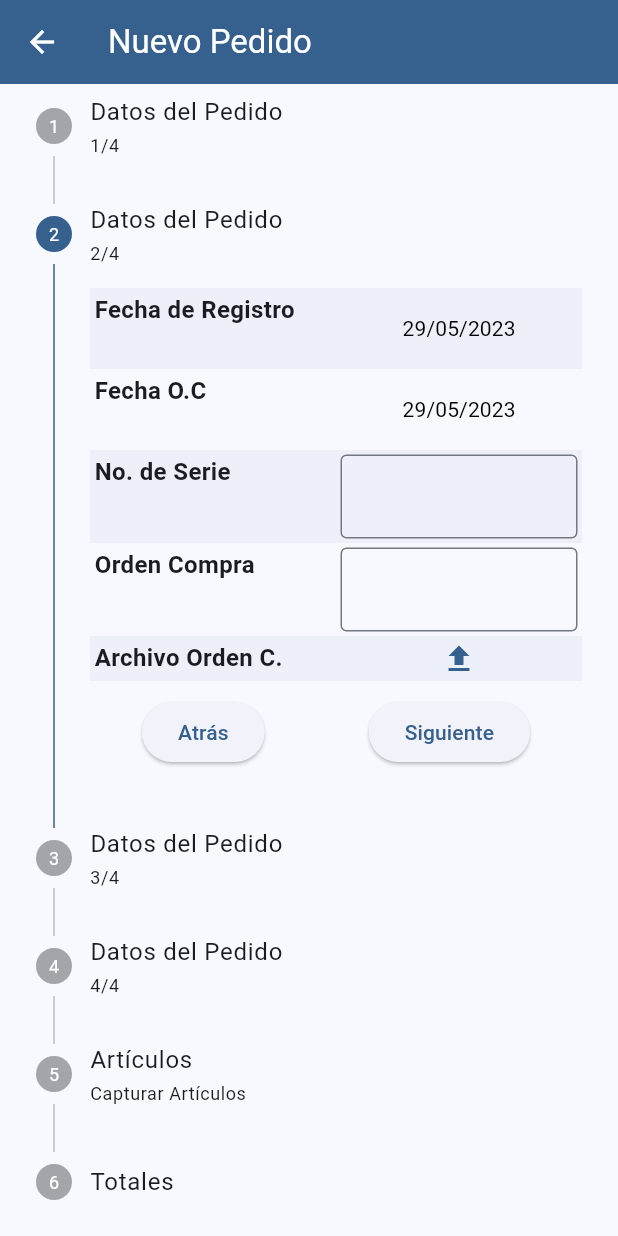
After one commit to andrikesquer/modulo_pedidos, a Flutter app: the NuevoPedidoScreen screen opened by its route, scrolled down 147 dp, after a tap on "Siguiente", on a phone screen of 412 x 824 dp. The commit adds this screen. Run offline on Flutter 3.47's test engine with Material 3 defaults, Android fonts, the phone set to English and light mode, and no system bars; our stand-ins replace flutter_riverpod, flutter_secure_storage, go_router, objectbox, riverpod_annotation; accounts and stored records are empty; generated files the repository leaves out were written again; network calls fail.

Commit message:
feat: Se agrega un menú progresivo para realizar nuevos pedidos.

```diff
--- a/lib/main.dart
+++ b/lib/main.dart
@@ -1,4 +1,4 @@
-import 'package:flutter/material.dart';
+ import 'package:flutter/material.dart';
 import 'package:flutter_riverpod/flutter_riverpod.dart';
 import 'package:requisiciones/data/data_sources/objectbox_database.dart';
 import 'package:requisiciones/routes/routes.dart';
--- a/lib/presentation/screens/operativo/requisiciones/requisiciones_screen.dart
+++ b/lib/presentation/screens/operativo/requisiciones/requisiciones_screen.dart
@@ -33,6 +33,7 @@ class RequisicionesScreen extends StatelessWidget {
         ],
       ),
       floatingActionButton: FloatingActionButton(
+        heroTag: 'btn1',
         tooltip: 'Buscar',
         onPressed: () {},
         child: Icon(Icons.search),
--- a/lib/presentation/screens/operativo/requisiciones/widgets/articulos_expansion_panel_list.dart
+++ b/lib/presentation/screens/operativo/requisiciones/widgets/articulos_expansion_panel_list.dart
@@ -20,7 +20,15 @@ class _ArticulosExpansionPanelListState
     factor: 0,
   );
 
-  late final List<Articulo> arts = [articulo];
+  final Articulo articulo2 = Articulo(
+    codigo: 6665,
+    nombre: 'TUBO CU FLEX 7/8 P/REFRIGERACIÓN 312892',
+    marca: 'BOHN',
+    numeroParte: '74198B',
+    factor: 0,
+  );
+
+  late final List<Articulo> arts = [articulo, articulo2];
 
   late final List<Item> items = generateNewItems(arts);
 
@@ -48,15 +56,14 @@ class _ArticulosExpansionPanelListState
                 return Padding(
                   padding: const EdgeInsets.all(10),
                   child: Column(
-                    mainAxisAlignment: MainAxisAlignment.center,
+                    crossAxisAlignment: CrossAxisAlignment.start,
                     spacing: isExpanded ? 10 : 0,
                     children: [
-                      Row(
-                        crossAxisAlignment: CrossAxisAlignment.center,
-                        mainAxisAlignment: MainAxisAlignment.start,
+                      Column(
+                        crossAxisAlignment: CrossAxisAlignment.start,
                         children: [
                           Text(
-                            '${item.art.codigo}. ',
+                            'Código Artículo: ${item.art.codigo}',
                             style: TextStyle(fontWeight: FontWeight.bold),
                           ),
                           Text(item.art.nombre),
--- a/lib/presentation/screens/operativo/requisiciones/widgets/cantidad_pendiente_row.dart
+++ b/lib/presentation/screens/operativo/requisiciones/widgets/cantidad_pendiente_row.dart
@@ -30,7 +30,7 @@ class CantidadPendienteRow extends StatelessWidget {
                   'Cantidad: ',
                   style: TextStyle(fontWeight: FontWeight.bold),
                 ),
-                Text('2.0'),
+                Text('1.0'),
               ],
             ),
           ),
--- /dev/null
+++ b/lib/presentation/screens/punto_venta/pedidos/nuevo_pedido/nuevo_pedido_screen.dart
@@ -0,0 +1,367 @@
+import 'package:flutter/material.dart';
+import 'package:requisiciones/presentation/screens/operativo/requisiciones/widgets/requisiciones_widgets.dart';
+import 'package:requisiciones/presentation/screens/punto_venta/pedidos/nuevo_pedido/widgets/confirmation_widget.dart';
+import 'package:requisiciones/presentation/widgets/custom_check_box.dart';
+import 'package:requisiciones/presentation/widgets/menu_almacenes_periodo/widgets/menu_almacenes.dart';
+export 'package:requisiciones/presentation/screens/punto_venta/pedidos/nuevo_pedido/widgets/nuevo_pedido_widgets.dart';
+
+class NuevoPedidoScreen extends StatefulWidget {
+  const NuevoPedidoScreen({super.key});
+
+  @override
+  State<NuevoPedidoScreen> createState() => _NuevoPedidoScreenState();
+}
+
+class _NuevoPedidoScreenState extends State<NuevoPedidoScreen> {
+  int _currentStep = 0;
+
+  TextField customTextField() {
+    return TextField(decoration: InputDecoration(border: OutlineInputBorder()));
+  }
+
+  final String alm = 'REFRI-GOMEZ';
+
+  void mostrarMenu(Widget menu) {
+    showModalBottomSheet(
+      useSafeArea: true,
+      showDragHandle: true,
+      context: context,
+      builder: (BuildContext context) {
+        return menu;
+      },
+    );
+  }
+
+  void modalButtonSheetFullScreen(Widget menu) {
+    showModalBottomSheet(
+      useSafeArea: true,
+      showDragHandle: true,
+      isScrollControlled: true,
+      context: context,
+      builder: (BuildContext context) {
+        return menu;
+      },
+    );
+  }
+
+  TableRow tableRow(
+    ColorScheme theme,
+    String left,
+    Widget right,
+    bool colored,
+  ) {
+    return TableRow(
+      decoration: BoxDecoration(
+        color: colored ? theme.primary.withAlpha(15) : Colors.transparent,
+      ),
+      children: [
+        TableCell(
+          child: Padding(
+            padding: const EdgeInsets.all(3),
+            child: Text(
+              left,
+              style: TextStyle(fontSize: 16, fontWeight: FontWeight.w600),
+            ),
+          ),
+        ),
+        TableCell(
+          child: Padding(padding: const EdgeInsets.all(3), child: right),
+        ),
+      ],
+    );
+  }
+
+  final String fechaInicial = '29/05/2023';
+
+  @override
+  Widget build(BuildContext context) {
+    final ColorScheme theme = Theme.of(context).colorScheme;
+
+    return Scaffold(
+      appBar: AppBar(
+        backgroundColor: theme.primary,
+        iconTheme: IconThemeData(color: theme.onPrimary),
+        title: Text('Nuevo Pedido', style: TextStyle(color: theme.onPrimary)),
+      ),
+      body: Stepper(
+        controlsBuilder: (BuildContext context, ControlsDetails details) {
+          return Padding(
+            padding: const EdgeInsets.only(top: 10),
+            child:
+                _currentStep == 0
+                    ? ElevatedButton(
+                      onPressed: details.onStepContinue,
+                      child: const Text('Siguiente'),
+                    )
+                    : Row(
+                      mainAxisAlignment: MainAxisAlignment.spaceAround,
+                      children: <Widget>[
+                        ElevatedButton(
+                          onPressed: details.onStepCancel,
+                          child: const Text('Atrás'),
+                        ),
+                        ElevatedButton(
+                          onPressed: details.onStepContinue,
+                          child: Text(
+                            _currentStep == 5 ? 'Finalizar' : 'Siguiente',
+                          ),
+                        ),
+                      ],
+                    ),
+          );
+        },
+        type: StepperType.vertical,
+        steps: [
+          // Datos del Pedido 1/4
+          Step(
+            isActive: _currentStep == 0,
+            title: Text('Datos del Pedido'),
+            subtitle: Text('1/4'),
+            content: Table(
+              children: <TableRow>[
+                tableRow(
+                  theme,
+                  'Almacén',
+                  TextButton(
+                    style: TextButton.styleFrom(
+                      minimumSize: Size.zero,
+                      padding: EdgeInsets.zero,
+                      tapTargetSize: MaterialTapTargetSize.shrinkWrap,
+                      alignment: Alignment.centerLeft,
+                    ),
+                    child: Text(
+                      alm,
+                      style: TextStyle(
+                        fontSize: 14,
+                        color: Colors.black,
+                        fontWeight: FontWeight.normal,
+                      ),
+                    ),
+                    onPressed: () {
+                      mostrarMenu(MenuAlmacenes(theme: theme));
+                    },
+                  ),
+                  true,
+                ),
+                tableRow(theme, 'Cliente', customTextField(), false),
+                tableRow(theme, 'Vendedor', customTextField(), true),
+                tableRow(theme, 'Sucursal', customTextField(), false),
+                tableRow(theme, 'Atención a', customTextField(), true),
+                tableRow(theme, 'Dirección', customTextField(), false),
+                tableRow(theme, 'Lista de Precios', customTextField(), true),
+              ],
+            ),
+          ),
+          // Datos del Pedido 2/4
+          Step(
+            isActive: _currentStep == 1,
+            title: Text('Datos del Pedido'),
+            subtitle: Text('2/4'),
+            content: Table(
+              children: <TableRow>[
+                tableRow(
+                  theme,
+                  'Fecha de Registro',
+                  TextButton(
+                    child: Text(
+                      fechaInicial,
+                      style: TextStyle(
+                        color: Colors.black,
+                        fontWeight: FontWeight.normal,
+                      ),
+                    ),
+                    onPressed: () {
+                      showDatePicker(
+                        context: context,
+                        firstDate: DateTime(2015),
+                        lastDate: DateTime.now(),
+                      );
+                    },
+                  ),
+                  true,
+                ),
+                tableRow(
+                  theme,
+                  'Fecha O.C',
+                  TextButton(
+                    child: Text(
+                      fechaInicial,
+                      style: TextStyle(
+                        color: Colors.black,
+                        fontWeight: FontWeight.normal,
+                      ),
+                    ),
+                    onPressed: () {
+                      showDatePicker(
+                        context: context,
+                        firstDate: DateTime(2015),
+                        lastDate: DateTime.now(),
+                      );
+                    },
+                  ),
+                  false,
+                ),
+                tableRow(theme, 'No. de Serie', customTextField(), true),
+                tableRow(theme, 'Orden Compra', customTextField(), false),
+                tableRow(
+                  theme,
+                  'Archivo Orden C.',
+                  IconButton(
+                    onPressed: () {},
+                    icon: Icon(Icons.upload, color: theme.primary),
+                    style: TextButton.styleFrom(
+                      minimumSize: Size.zero,
+                      padding: EdgeInsets.zero,
+                      tapTargetSize: MaterialTapTargetSize.shrinkWrap,
+                      alignment: Alignment.center,
+                    ),
+                  ),
+                  true,
+                ),
+              ],
+            ),
+          ),
+          // Datos del Pedido 3/4
+          Step(
+            isActive: _currentStep == 2,
+            title: Text('Datos del Pedido'),
+            subtitle: Text('3/4'),
+            content: Table(
+              children: <TableRow>[
+                tableRow(theme, 'Pedido', Text('15550'), true),
+                tableRow(
+                  theme,
+                  'Estatus',
+                  Text('NUEVO', style: TextStyle(color: Colors.red)),
+                  false,
+                ),
+                tableRow(theme, 'RFC', customTextField(), true),
+                tableRow(theme, 'Plazo', customTextField(), false),
+                tableRow(theme, 'Descuento', customTextField(), true),
+                tableRow(theme, 'Moneda', customTextField(), false),
+                tableRow(theme, 'Paridad', customTextField(), true),
+              ],
+            ),
+          ),
+          // Datos del Pedido 4/4
+          Step(
+            isActive: _currentStep == 3,
+            title: Text('Datos del Pedido'),
+            subtitle: Text('4/4'),
+            content: Column(
+              children: [
+                Table(
+                  children: <TableRow>[
+                    tableRow(
+                      theme,
+                      'Fecha I.Consigna',
+                      TextButton(
+                        child: Text(
+                          fechaInicial,
+                          style: TextStyle(
+                            color: Colors.black,
+                            fontWeight: FontWeight.normal,
+                          ),
+                        ),
+                        onPressed: () {
+                          showDatePicker(
+                            context: context,
+                            firstDate: DateTime(2015),
+                            lastDate: DateTime.now(),
+                          );
+                        },
+                      ),
+                      true,
+                    ),
+                    tableRow(
+                      theme,
+                      'Fecha F.Consigna',
+                      TextButton(
+                        child: Text(
+                          fechaInicial,
+                          style: TextStyle(
+                            color: Colors.black,
+                            fontWeight: FontWeight.normal,
+                          ),
+                        ),
+                        onPressed: () {
+                          showDatePicker(
+                            context: context,
+                            firstDate: DateTime(2015),
+                            lastDate: DateTime.now(),
+                          );
+                        },
+                      ),
+                      false,
+                    ),
+                    tableRow(theme, 'Campo Addenda', customTextField(), true),
+                    tableRow(theme, 'Observaciones', customTextField(), false),
+                  ],
+                ),
+                Row(
+                  mainAxisAlignment: MainAxisAlignment.spaceAround,
+                  children: [
+                    CustomCheckBox(theme: theme, text: 'Autorizar'),
+                    CustomCheckBox(theme: theme, text: 'IVA Total Retenido'),
+                  ],
+                ),
+              ],
+            ),
+          ),
+          // Capturar Artículos
+          Step(
+            isActive: _currentStep == 4,
+            title: Text('Artículos'),
+            subtitle: Text('Capturar Artículos'),
+            content: Column(
+              spacing: 10,
+              children: [
+                ArticulosSearchBar(theme: theme),
+                ArticulosExpansionPanelList(),
+              ],
+            ),
+          ),
+          // Totales
+          Step(
+            isActive: _currentStep == 5,
+            title: Text('Totales'),
+            content: Table(
+              children: <TableRow>[
+                tableRow(theme, 'Subtotal', Text('\$388.90'), true),
+                tableRow(theme, '- Descuento Total', Text('\$0.00'), false),
+                tableRow(theme, '+ Ieps Total', Text('\$0.00'), true),
+                tableRow(theme, '+ Importe con Desc.', Text('\$388.90'), false),
+                tableRow(theme, '+ IVA Total', Text('\$62.23'), true),
+                tableRow(theme, '- IVA Retenido', Text('\$0.00'), false),
+                tableRow(theme, '= Gran Total', Text('\$451.13'), true),
+              ],
+            ),
+          ),
+        ],
+        onStepTapped: (int newIndex) {
+          setState(() {
+            _currentStep = newIndex;
+          });
+        },
+        currentStep: _currentStep,
+        onStepContinue: () {
+          if (_currentStep != 5) {
+            setState(() {
+              _currentStep += 1;
+            });
+          } else {
+            Navigator.pop(context);
+            modalButtonSheetFullScreen(ConfirmationWidget(theme: theme));
+          }
+        },
+        onStepCancel: () {
+          if (_currentStep != 0) {
+            setState(() {
+              _currentStep -= 1;
+            });
+          }
+        },
+      ),
+    );
+  }
+}
--- /dev/null
+++ b/lib/presentation/screens/punto_venta/pedidos/nuevo_pedido/widgets/nuevo_pedido_widgets.dart
@@ -0,0 +1 @@
+export 'confirmation_widget.dart';
--- a/lib/presentation/screens/punto_venta/pedidos/pedidos_screen.dart
+++ b/lib/presentation/screens/punto_venta/pedidos/pedidos_screen.dart
@@ -25,12 +25,14 @@ class PedidosScreenState extends State<PedidosScreen> {
 
     final List<FloatingActionButton> buttons = [
       FloatingActionButton(
+        heroTag: "btn1",
         elevation: 4,
         tooltip: 'Limpiar Filtros',
         onPressed: () {},
         child: Icon(Icons.cleaning_services, color: theme.primary),
       ),
       FloatingActionButton(
+        heroTag: "btn2",
         elevation: 4,
         tooltip: 'Buscar Pedidos',
         onPressed: () {},
--- a/lib/presentation/screens/punto_venta/pedidos/widgets/pedidos_end_drawer.dart
+++ b/lib/presentation/screens/punto_venta/pedidos/widgets/pedidos_end_drawer.dart
@@ -1,5 +1,6 @@
 import 'package:flutter/material.dart';
 import 'package:flutter_riverpod/flutter_riverpod.dart';
+import 'package:go_router/go_router.dart';
 import 'package:requisiciones/presentation/widgets/custom_end_drawer.dart';
 
 class PedidosEndDrawer extends ConsumerWidget {
@@ -14,6 +15,7 @@ class PedidosEndDrawer extends ConsumerWidget {
         iconColor: Colors.green,
         title: Text('Nuevo'),
         onTap: () {
+          context.go('/punto_venta/pedidos/nuevo_pedido');
           Navigator.of(context).pop();
         },
       ),
--- a/lib/presentation/screens/screens.dart
+++ b/lib/presentation/screens/screens.dart
@@ -5,3 +5,4 @@ export 'operativo/requisiciones/requisiciones_screen.dart';
 // Punto de Venta
 export 'punto_venta/punto_venta_screen.dart';
 export 'punto_venta/pedidos/pedidos_screen.dart';
+export 'punto_venta/pedidos/nuevo_pedido/nuevo_pedido_screen.dart';
--- a/lib/presentation/widgets/articulos/articulos_search_bar.dart
+++ b/lib/presentation/widgets/articulos/articulos_search_bar.dart
@@ -1,4 +1,5 @@
 import 'package:flutter/material.dart';
+import 'package:flutter/services.dart';
 import 'package:requisiciones/presentation/widgets/articulos/modal_busqueda_articulos.dart';
 import 'package:requisiciones/presentation/widgets/custom_search_bar.dart';
 
@@ -45,6 +46,10 @@ class ArticulosSearchBar extends StatelessWidget {
 
     return CustomSearchBar(
       theme: theme,
+      textInputType: TextInputType.number,
+      textInputFormatters: [
+        FilteringTextInputFormatter.allow(RegExp(r'[0-9]')),
+      ],
       hint: 'Código de Artículo',
       actions: actions,
       inputController: inputController,
--- /dev/null
+++ b/lib/presentation/widgets/custom_check_box.dart
@@ -0,0 +1,48 @@
+import 'package:flutter/material.dart';
+
+class CustomCheckBox extends StatefulWidget {
+  const CustomCheckBox({super.key, required this.theme, required this.text});
+
+  final ColorScheme theme;
+
+  final String text;
+
+  @override
+  State<CustomCheckBox> createState() => _CustomCheckBoxState();
+}
+
+class _CustomCheckBoxState extends State<CustomCheckBox> {
+  late final ColorScheme _theme;
+
+  late bool _value;
+
+  late final String _text;
+
+  @override
+  void initState() {
+    _theme = widget.theme;
+    _value = false;
+    _text = widget.text;
+    super.initState();
+  }
+
+  @override
+  Widget build(BuildContext context) {
+    return Row(
+      spacing: 0,
+      children: [
+        Checkbox(
+          checkColor: _theme.primary,
+          fillColor: WidgetStatePropertyAll(Colors.transparent),
+          value: _value,
+          onChanged: (bool? value) {
+            setState(() {
+              _value = value!;
+            });
+          },
+        ),
+        Text(_text),
+      ],
+    );
+  }
+}
--- a/lib/presentation/widgets/menu_almacenes_periodo/menu_almacen_periodo.dart
+++ b/lib/presentation/widgets/menu_almacenes_periodo/menu_almacen_periodo.dart
@@ -30,7 +30,7 @@ class MenuAlmacenPeriodo extends StatelessWidget {
             Text(
               alm,
               style: TextStyle(
-                fontSize: 16,
+                fontSize: 14,
                 color: Colors.black,
                 fontWeight: FontWeight.normal,
               ),
@@ -48,7 +48,7 @@ class MenuAlmacenPeriodo extends StatelessWidget {
             Text(
               '15/05/2025',
               style: TextStyle(
-                fontSize: 16,
+                fontSize: 14,
                 color: Colors.black,
                 fontWeight: FontWeight.normal,
               ),
@@ -57,7 +57,7 @@ class MenuAlmacenPeriodo extends StatelessWidget {
             Text(
               '16/05/2025',
               style: TextStyle(
-                fontSize: 16,
+                fontSize: 14,
                 color: Colors.black,
                 fontWeight: FontWeight.normal,
               ),
--- a/lib/routes/routes.dart
+++ b/lib/routes/routes.dart
@@ -6,7 +6,7 @@ import 'package:requisiciones/presentation/screens/screens.dart';
 final goRouterProvider = Provider<GoRouter>((ref) {
   return GoRouter(
     debugLogDiagnostics: true,
-    initialLocation: '/operativo',
+    initialLocation: '/punto_venta',
     routes: <RouteBase>[
       GoRoute(
         path: '/operativo',
@@ -33,6 +33,14 @@ final goRouterProvider = Provider<GoRouter>((ref) {
             builder:
                 (BuildContext context, GoRouterState state) =>
                     const PedidosScreen(),
+            routes: <RouteBase>[
+              GoRoute(
+                path: 'nuevo_pedido',
+                builder:
+                    (BuildContext context, GoRouterState state) =>
+                        const NuevoPedidoScreen(),
+              ),
+            ],
           ),
         ],
       ),
```
Also changed, not shown: lib/presentation/screens/punto_venta/pedidos/nuevo_pedido/widgets/confirmation_widget.dart (added, +31 -0 lines), lib/presentation/screens/punto_venta/pedidos/widgets/pedidos_extension_panel_list.dart (+12 -19 lines), lib/presentation/widgets/articulos/modal_busqueda_articulos.dart (+4 -9 lines), lib/presentation/widgets/custom_search_bar.dart (+9 -1 lines).
